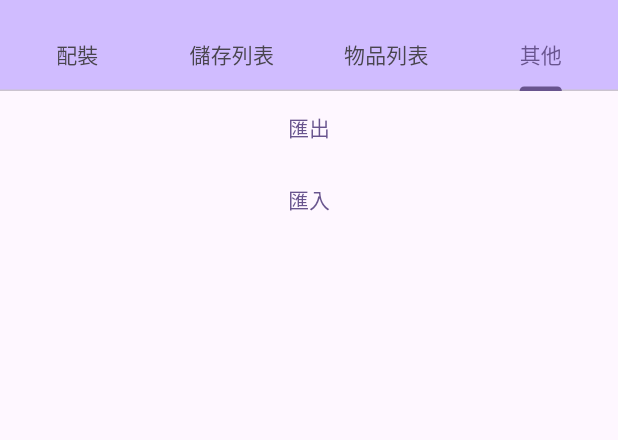
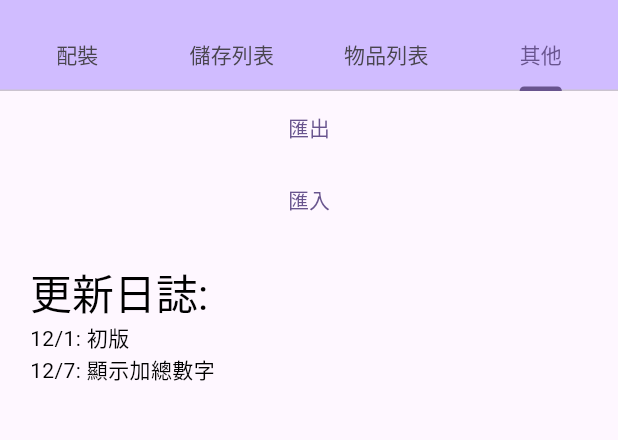
Before and after one commit to cdfq152313/remnant2_calculator, a Flutter app: the screen it shows after launch, tab 4 chosen, on a phone screen of 412 x 824 dp, the part 65-505 px from its top. Run offline on Flutter 3.47's test engine with Material 3 defaults, Android fonts, the phone set to English and light mode, and no system bars; our stand-ins replace bloc, file_picker, flutter_bloc, freezed_annotation, shared_preferences; missing offline and left inert: download; generated files the repository leaves out were written again.

Commit message:
Show sum information

```diff
--- a/lib/view/build_editor_view.dart
+++ b/lib/view/build_editor_view.dart
@@ -381,6 +381,10 @@ class _WeaponView extends StatelessWidget {
                   ),
                   ...item.effects.map((e) => Text(e.displayText)),
                   const Divider(),
+                  Text('傷害加總: ${calculation.baseDamageIncrease}%'),
+                  Text('暴擊率加總: ${calculation.criticalChance}%'),
+                  Text('暴擊傷害加總: ${calculation.criticalDamage}%'),
+                  Text('弱點加總: ${calculation.weakSpotDamage}%'),
                   Text('一般期望值: ${calculation.expectedDamage}'),
                   Text('弱點期望值: ${calculation.expectedWeakSpotDamage}'),
                   Text('一般DPS: ${calculation.expectedDps ?? '--'}'),
--- a/lib/view/other_view.dart
+++ b/lib/view/other_view.dart
@@ -12,6 +12,7 @@ class OtherView extends StatelessWidget {
   @override
   Widget build(BuildContext context) {
     return Column(
+      crossAxisAlignment: CrossAxisAlignment.stretch,
       children: [
         TextButton(
           onPressed: () {
@@ -32,7 +33,19 @@ class OtherView extends StatelessWidget {
               pack.import(result.files.single.bytes ?? Uint8List(0));
             }
           },
-            child: const Text('匯入')),
+          child: const Text('匯入'),
+        ),
+        Padding(
+          padding: const EdgeInsets.all(20),
+          child: Column(
+            crossAxisAlignment: CrossAxisAlignment.start,
+            children: [
+              Text('更新日誌:', style: Theme.of(context).textTheme.headlineMedium),
+              const Text('12/1: 初版'),
+              const Text('12/7: 顯示加總數字'),
+            ],
+          ),
+        )
       ],
     );
   }
```
Lines whose indentation alone changed are shown as unchanged.
